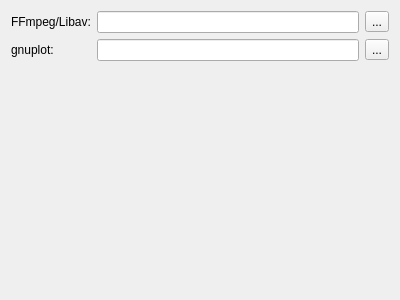
This is Plugins/org.mitk.gui.qt.ext/src/internal/QmitkExternalProgramsPreferencePage.ui in MITK/MITK as Qt 5 draws it before an edit. The edited form follows.
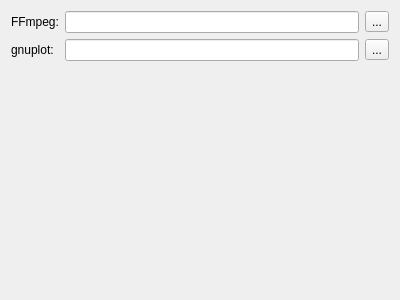
This is the edited form.

Commit message:
Remove references to libav from code and documentation
Also, fix the page id of the Movie Maker documentation

```diff
--- a/Plugins/org.mitk.gui.qt.ext/src/internal/QmitkExternalProgramsPreferencePage.ui
+++ b/Plugins/org.mitk.gui.qt.ext/src/internal/QmitkExternalProgramsPreferencePage.ui
@@ -19,7 +19,7 @@
      <item row="0" column="0">
       <widget class="QLabel" name="ffmpegLabel">
        <property name="text">
-        <string>FFmpeg/Libav:</string>
+        <string>FFmpeg:</string>
        </property>
        <property name="textFormat">
         <enum>Qt::PlainText</enum>
```
The commit also changes 6 other files.
